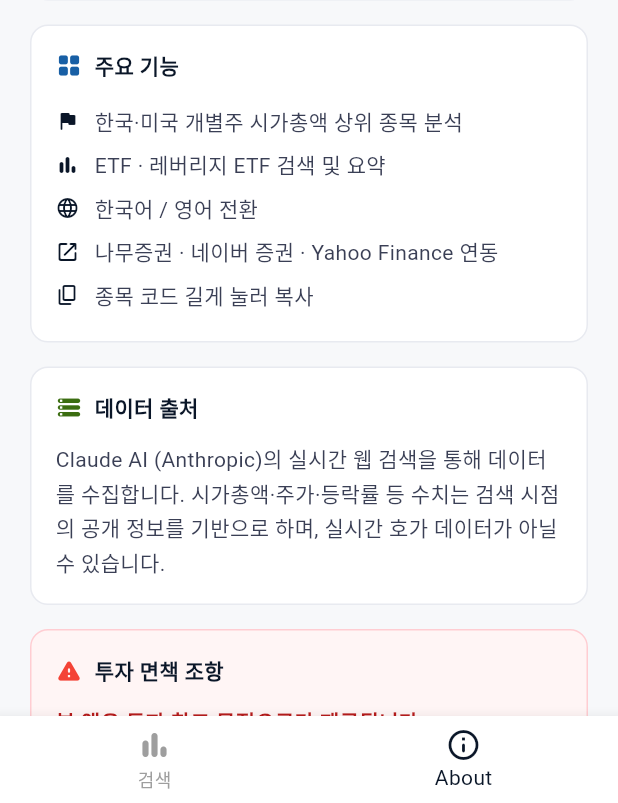
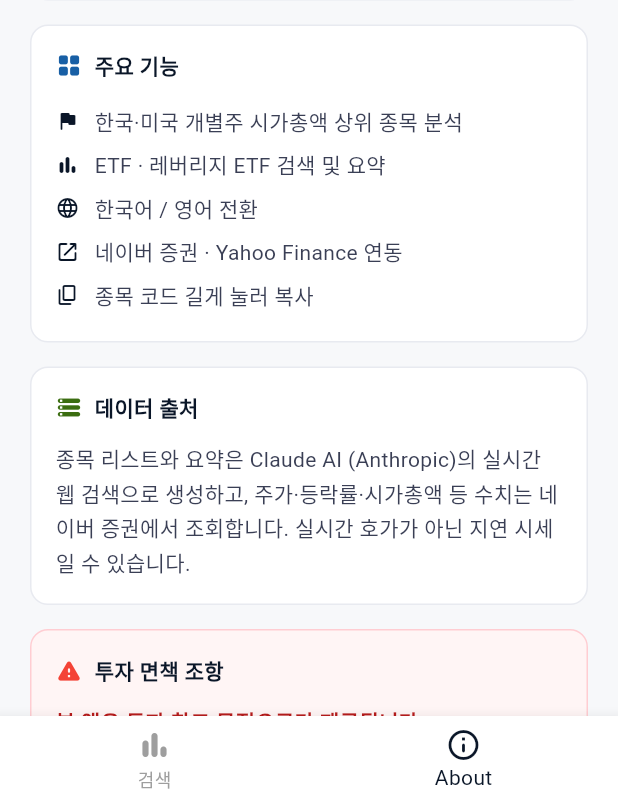
Before and after one commit to areumseo/stockpulse_select, a Flutter app: the screen it shows after launch, item 2 of the bottom bar chosen, on a phone screen of 412 x 824 dp, the part 433-1236 px from its top. Run offline on Flutter 3.47's test engine with Material 3 defaults, Android fonts, the phone set to English and light mode, and no system bars; our stand-ins replace google_fonts.

Commit message:
Fix stale data-source attribution
Data no longer comes from companiesmarketcap.com. Update the footer and
About screen to reflect the real sources: quotes (price/change/market
cap) from Naver Finance, list/summaries from Claude AI web search. Also
drop the removed Namuh integration from the About feature list.

Co-Authored-By: Claude Sonnet 4.6 <noreply@anthropic.com>

```diff
--- a/lib/screens/about_screen.dart
+++ b/lib/screens/about_screen.dart
@@ -80,7 +80,7 @@ class AboutScreen extends StatelessWidget {
                       _Feature(icon: Icons.flag_rounded, text: '한국·미국 개별주 시가총액 상위 종목 분석'),
                       _Feature(icon: Icons.bar_chart_rounded, text: 'ETF · 레버리지 ETF 검색 및 요약'),
                       _Feature(icon: Icons.language_rounded, text: '한국어 / 영어 전환'),
-                      _Feature(icon: Icons.open_in_new_rounded, text: '나무증권 · 네이버 증권 · Yahoo Finance 연동'),
+                      _Feature(icon: Icons.open_in_new_rounded, text: '네이버 증권 · Yahoo Finance 연동'),
                       _Feature(icon: Icons.copy_rounded, text: '종목 코드 길게 눌러 복사'),
                     ],
                   ),
@@ -93,7 +93,7 @@ class AboutScreen extends StatelessWidget {
                   iconColor: const Color(0xFF3B6D11),
                   title: '데이터 출처',
                   child: const Text(
-                    'Claude AI (Anthropic)의 실시간 웹 검색을 통해 데이터를 수집합니다. 시가총액·주가·등락률 등 수치는 검색 시점의 공개 정보를 기반으로 하며, 실시간 호가 데이터가 아닐 수 있습니다.',
+                    '종목 리스트와 요약은 Claude AI (Anthropic)의 실시간 웹 검색으로 생성하고, 주가·등락률·시가총액 등 수치는 네이버 증권에서 조회합니다. 실시간 호가가 아닌 지연 시세일 수 있습니다.',
                     style: TextStyle(fontSize: 14, height: 1.6, color: Color(0xFF3A3F55)),
                   ),
                 ),
--- a/lib/screens/home_screen.dart
+++ b/lib/screens/home_screen.dart
@@ -101,7 +101,7 @@ class _HomeScreenState extends State<HomeScreen> {
           'sort': '정렬',
           'keyword_hint': '추가 키워드 (선택) — 예: AI, 배당',
           'disclaimer': '⚠️ 투자 참고 목적이며 투자 권유가 아닙니다.',
-          'data_source': '출처: companiesmarketcap.com · 조회: ',
+          'data_source': '시세: 네이버 증권 · 분석: Claude AI · 조회: ',
         }
       : {
           'subtitle': 'KR & US Stocks · ETFs · Leveraged ETFs',
@@ -121,7 +121,7 @@ class _HomeScreenState extends State<HomeScreen> {
           'sort': 'Sort',
           'keyword_hint': 'Keyword (optional) — e.g. AI, dividend',
           'disclaimer': '⚠️ For informational purposes only.',
-          'data_source': 'Source: companiesmarketcap.com · As of ',
+          'data_source': 'Quotes: Naver Finance · Analysis: Claude AI · As of ',
         };
 
   Stream<StockItem> _buildStream() {
```
